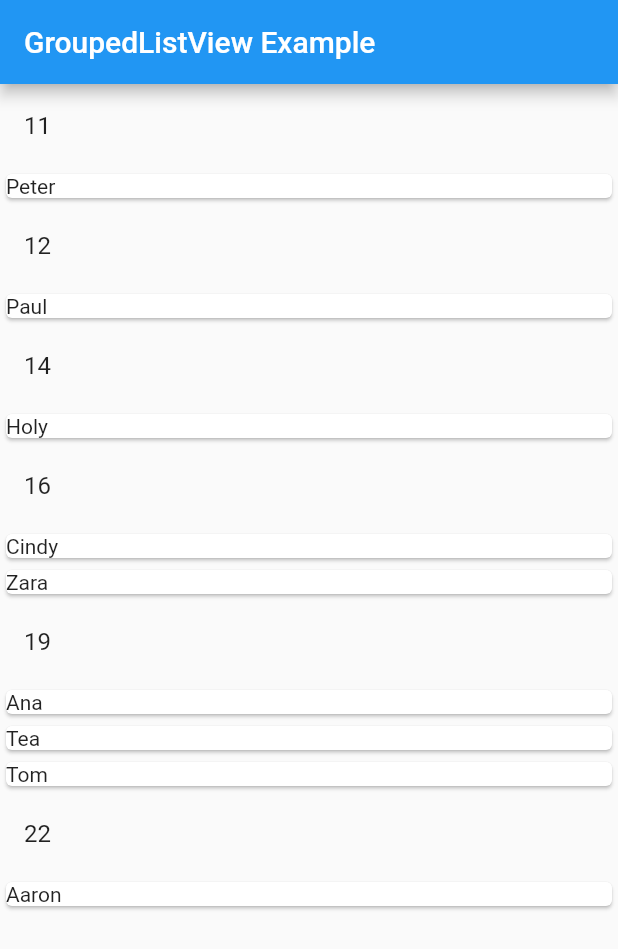
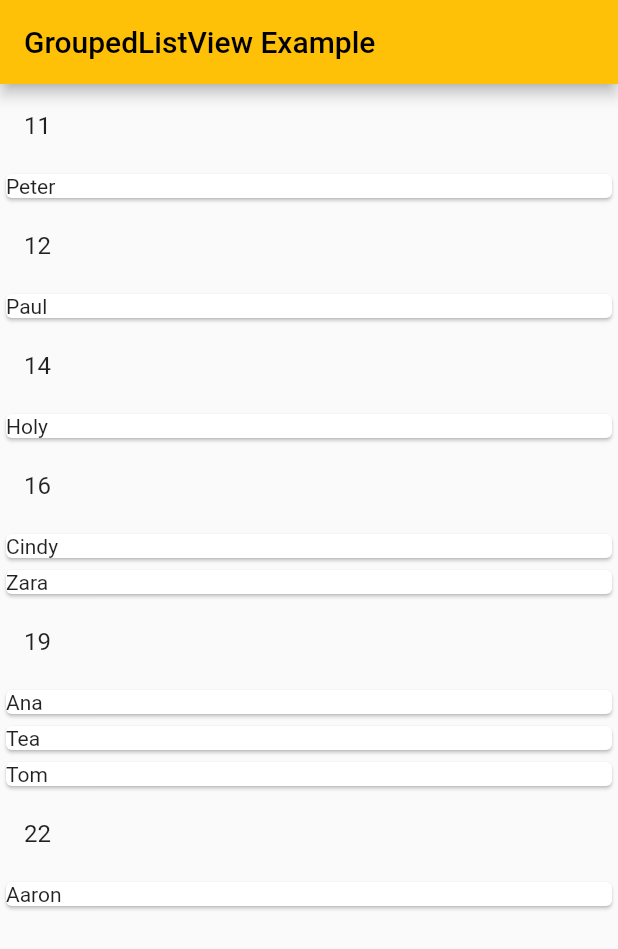
Before and after one commit to stefanovskatea/grouped_list_package, a Flutter app: the screen it shows after launch, on a phone screen of 412 x 824 dp. Shown: the top 949 px of the screen. Run offline on Flutter 3.47's test engine with Material 2 defaults, Android fonts, the phone set to English and light mode, and no system bars.

Commit message:
example cleaned

```diff
--- a/example/lib/main.dart
+++ b/example/lib/main.dart
@@ -25,29 +25,22 @@ class MyApp extends StatelessWidget {
     return MaterialApp(
       title: 'GroupedListView Demo',
       theme: ThemeData(
-        primarySwatch: Colors.blue,
+        primarySwatch: Colors.amber,
       ),
       home: const MyHomePage(title: 'GroupedListView Example'),
     );
   }
 }
 
-class MyHomePage extends StatefulWidget {
+class MyHomePage extends StatelessWidget {
   const MyHomePage({Key? key, required this.title}) : super(key: key);
   final String title;
-
-  @override
-  State<MyHomePage> createState() => _MyHomePageState();
-}
-
-class _MyHomePageState extends State<MyHomePage> {
-
 
   @override
   Widget build(BuildContext context) {
     return Scaffold(
       appBar: AppBar(
-        title: Text(widget.title),
+        title: Text(title),
       ),
       body: ListView(
         children: dummyData.groupedBySorting(groupBy: (element) => (element['age']), compareBy: (
```
